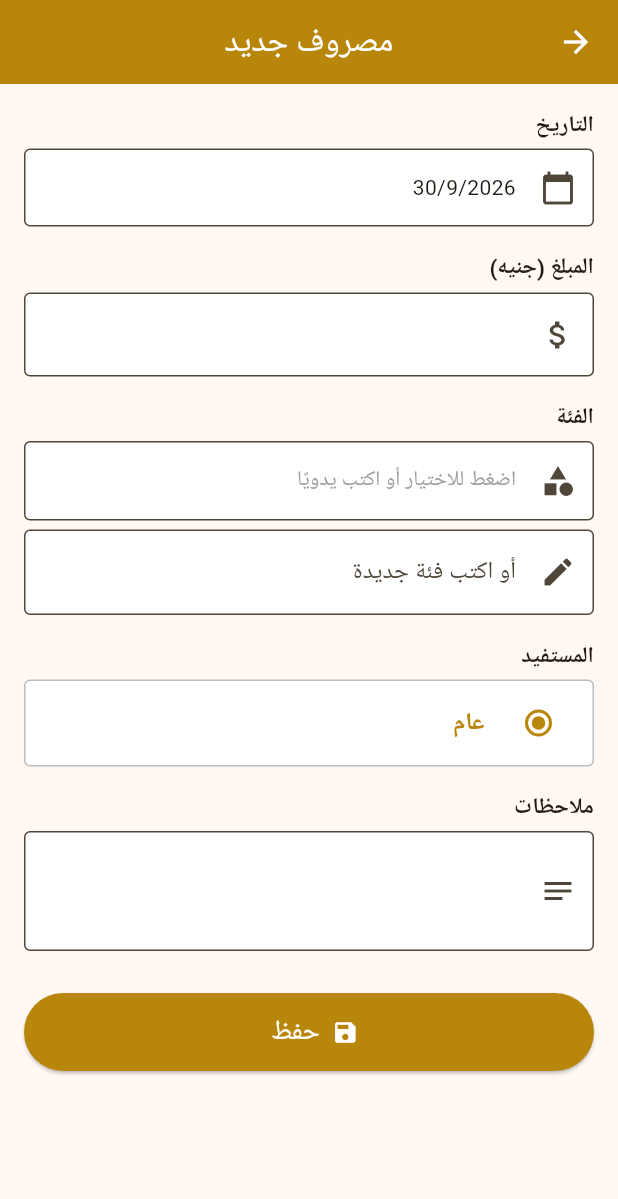
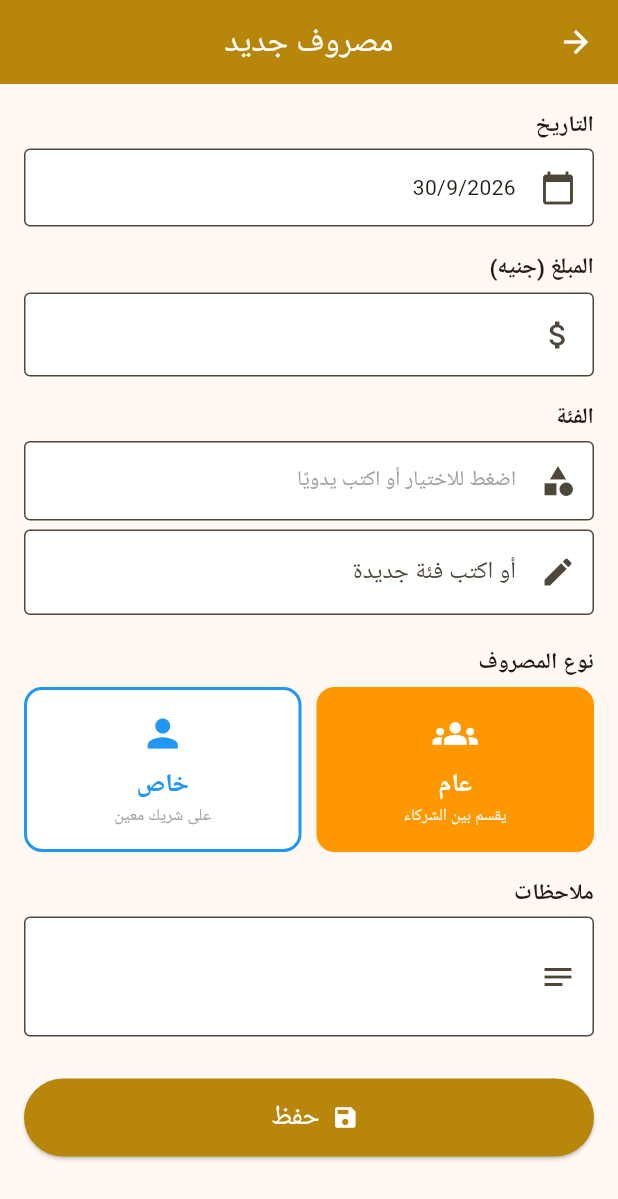
Before and after one commit to tajalsir2026-byte/fullter, a Flutter app: the AddExpensePage screen opened directly with empty values, on a phone screen of 412 x 824 dp. Shown: the top 1199 px of the screen. Run offline on Flutter 3.47's test engine with Material 3 defaults, Android fonts, the light colour scheme and no system bars; our stand-ins replace shared_preferences; accounts and stored records are empty.

Commit message:
Update main.dart

```diff
--- a/lib/main.dart
+++ b/lib/main.dart
@@ -209,7 +209,7 @@ class _PasswordScreenState extends State<PasswordScreen> {
   }
 }
 
-// ================ Main Page (with Dropdown) ================
+// ================ Main Page ================
 class MainPage extends StatefulWidget {
   const MainPage({super.key});
   @override
@@ -888,8 +888,7 @@ class ExpensesScreenState extends State<ExpensesScreen> {
     final pData = prefs.getString('partners_v1');
     if (pData != null) {
       final list = jsonDecode(pData) as List;
-      partners =
-          list.map((e) => Partner.fromJson(e).name).toList();
+      partners = list.map((e) => Partner.fromJson(e).name).toList();
     }
     setState(() => loading = false);
   }
@@ -1026,8 +1025,9 @@ class ExpensesScreenState extends State<ExpensesScreen> {
   static const double wDate = 100;
   static const double wAmount = 110;
   static const double wCategory = 130;
-  static const double wTarget = 120;
-  static const double wNotes = 200;
+  static const double wType = 90;
+  static const double wName = 110;
+  static const double wNotes = 170;
 
   Widget _cell(String t, double w,
       {Color color = Colors.black87,
@@ -1054,7 +1054,9 @@ class ExpensesScreenState extends State<ExpensesScreen> {
               color: Colors.white, weight: FontWeight.bold),
           _cell('الفئة', wCategory,
               color: Colors.white, weight: FontWeight.bold),
-          _cell('المستفيد', wTarget,
+          _cell('النوع', wType,
+              color: Colors.white, weight: FontWeight.bold),
+          _cell('الاسم', wName,
               color: Colors.white, weight: FontWeight.bold),
           _cell('ملاحظات', wNotes,
               color: Colors.white, weight: FontWeight.bold),
@@ -1063,15 +1065,18 @@ class ExpensesScreenState extends State<ExpensesScreen> {
 
   Widget _row(Expense e, int i) {
     final bg = i.isEven ? Colors.white : const Color(0xFFFFF8E1);
+    final isGen = e.isGeneral;
     return Row(children: [
       _cell(dateStr(e.date), wDate, bg: bg),
       _cell(fmtNum(e.amount), wAmount, bg: bg),
       _cell(e.category, wCategory, bg: bg),
-      _cell(e.target, wTarget,
+      _cell(isGen ? 'عام' : 'خاص', wType,
           bg: bg,
-          color: e.isGeneral
-              ? Colors.orange.shade800
-              : Colors.blue.shade800,
+          color: isGen ? Colors.orange.shade800 : Colors.blue.shade800,
+          weight: FontWeight.bold),
+      _cell(isGen ? '—' : e.target, wName,
+          bg: bg,
+          color: isGen ? Colors.black54 : Colors.blue.shade900,
           weight: FontWeight.bold),
       _cell(e.notes.isEmpty ? '—' : e.notes, wNotes, bg: bg),
     ]);
@@ -1084,9 +1089,10 @@ class ExpensesScreenState extends State<ExpensesScreen> {
               color: Colors.white, weight: FontWeight.bold),
           _cell(fmtNum(total), wAmount,
               color: Colors.amber, weight: FontWeight.bold),
-          _cell('عام: ${fmtNum(totalGeneral)}', wCategory,
+          _cell('', wCategory, color: Colors.white),
+          _cell('عام: ${fmtNum(totalGeneral)}', wType,
               color: Colors.orangeAccent, weight: FontWeight.bold),
-          _cell('', wTarget, color: Colors.white),
+          _cell('', wName, color: Colors.white),
           _cell('', wNotes, color: Colors.white),
         ]),
       );
@@ -1172,8 +1178,7 @@ class PartnersScreenState extends State<PartnersScreen> {
     }
   }
 
-  double get totalCapital =>
-      items.fold(0.0, (s, p) => s + p.capital);
+  double get totalCapital => items.fold(0.0, (s, p) => s + p.capital);
 
   @override
   Widget build(BuildContext context) {
@@ -1275,8 +1280,7 @@ class SettingsScreen extends StatelessWidget {
                 maxLength: 4,
                 inputFormatters: [FilteringTextInputFormatter.digitsOnly],
                 textAlign: TextAlign.center,
-                style:
-                    const TextStyle(fontSize: 22, letterSpacing: 8),
+                style: const TextStyle(fontSize: 22, letterSpacing: 8),
                 decoration: const InputDecoration(
                   hintText: 'الرقم الجديد',
                   counterText: '',
@@ -1291,8 +1295,7 @@ class SettingsScreen extends StatelessWidget {
                 maxLength: 4,
                 inputFormatters: [FilteringTextInputFormatter.digitsOnly],
                 textAlign: TextAlign.center,
-                style:
-                    const TextStyle(fontSize: 22, letterSpacing: 8),
+                style: const TextStyle(fontSize: 22, letterSpacing: 8),
                 decoration: const InputDecoration(
                   hintText: 'تأكيد الرقم',
                   counterText: '',
@@ -1365,7 +1368,7 @@ class SettingsScreen extends StatelessWidget {
           const Divider(),
           const Padding(
             padding: EdgeInsets.all(20),
-            child: Text('نسخة 2.0',
+            child: Text('نسخة 2.1',
                 textAlign: TextAlign.center,
                 style: TextStyle(color: Colors.grey, fontSize: 12)),
           ),
@@ -1811,7 +1814,7 @@ class _AddSalePageState extends State<AddSalePage> {
   }
 }
 
-// ================ Add Expense ================
+// ================ Add Expense (NEW) ================
 class AddExpensePage extends StatefulWidget {
   final Expense? existing;
   final List<String> partners;
@@ -1831,6 +1834,8 @@ class _AddExpensePageState extends State<AddExpensePage> {
     'كهرباء', 'إيجار', 'فطور', 'غداء', 'بيت',
     'صيانة', 'نقل', 'ضيافة', 'رواتب', 'أخرى',
   ];
+
+  bool get isPrivate => target != kGeneral;
 
   @override
   void initState() {
@@ -1901,6 +1906,18 @@ class _AddExpensePageState extends State<AddExpensePage> {
     }
   }
 
+  void _selectGeneral() {
+    setState(() => target = kGeneral);
+  }
+
+  void _selectPrivate() {
+    if (widget.partners.isEmpty) {
+      _msg('أضف شركاء أولًا من صفحة رأس المال');
+      return;
+    }
+    setState(() => target = widget.partners.first);
+  }
+
   void _save() {
     final amt = double.tryParse(amountCtrl.text.trim()) ?? 0;
     if (amt <= 0) {
@@ -1933,7 +1950,6 @@ class _AddExpensePageState extends State<AddExpensePage> {
   @override
   Widget build(BuildContext context) {
     final isEdit = widget.existing != null;
-    final allTargets = [kGeneral, ...widget.partners];
     return Scaffold(
       appBar: AppBar(
         title: Text(isEdit ? 'تعديل مصروف' : 'مصروف جديد'),
@@ -1988,35 +2004,68 @@ class _AddExpensePageState extends State<AddExpensePage> {
               prefixIcon: Icon(Icons.edit),
             ),
           ),
+          const SizedBox(height: 20),
+
+          // ===== نوع المصروف (جديد) =====
+          _label('نوع المصروف'),
+          Row(
+            children: [
+              Expanded(
+                child: _typeButton(
+                  label: 'عام',
+                  sublabel: 'يقسم بين الشركاء',
+                  icon: Icons.groups,
+                  color: Colors.orange,
+                  selected: !isPrivate,
+                  onTap: _selectGeneral,
+                ),
+              ),
+              const SizedBox(width: 10),
+              Expanded(
+                child: _typeButton(
+                  label: 'خاص',
+                  sublabel: 'على شريك معين',
+                  icon: Icons.person,
+                  color: Colors.blue,
+                  selected: isPrivate,
+                  onTap: _selectPrivate,
+                ),
+              ),
+            ],
+          ),
+
+          // ===== إذا خاص → عرض الشركاء =====
+          if (isPrivate) ...[
             const SizedBox(height: 16),
-          _label('المستفيد'),
+            _label('اختر الشريك'),
             Container(
               decoration: BoxDecoration(
                 color: Colors.white,
-              border: Border.all(color: Colors.grey.shade400),
-              borderRadius: BorderRadius.circular(4),
+                border: Border.all(color: Colors.blue.shade200),
+                borderRadius: BorderRadius.circular(8),
               ),
               child: Column(
-              children: allTargets.map((t) {
-                final selected = target == t;
+                children: widget.partners.map((p) {
+                  final sel = target == p;
                   return RadioListTile<String>(
-                  value: t,
+                    value: p,
                     groupValue: target,
                     onChanged: (v) => setState(() => target = v!),
                     title: Text(
-                    t,
+                      p,
                       style: TextStyle(
-                      fontWeight: selected
-                          ? FontWeight.bold
-                          : FontWeight.normal,
-                      color: selected ? kGold : Colors.black87,
-                    ),
-                  ),
-                  activeColor: kGold,
+                        fontWeight:
+                            sel ? FontWeight.bold : FontWeight.normal,
+                        color: sel ? Colors.blue.shade800 : Colors.black87,
+                      ),
+                    ),
+                    activeColor: Colors.blue,
                   );
                 }).toList(),
               ),
             ),
+          ],
+
           const SizedBox(height: 16),
           _label('ملاحظات'),
           TextField(
@@ -2037,6 +2086,53 @@ class _AddExpensePageState extends State<AddExpensePage> {
             ),
           ),
         ],
+      ),
+    );
+  }
+
+  Widget _typeButton({
+    required String label,
+    required String sublabel,
+    required IconData icon,
+    required Color color,
+    required bool selected,
+    required VoidCallback onTap,
+  }) {
+    return InkWell(
+      onTap: onTap,
+      borderRadius: BorderRadius.circular(12),
+      child: Container(
+        padding: const EdgeInsets.symmetric(vertical: 14, horizontal: 8),
+        decoration: BoxDecoration(
+          color: selected ? color : Colors.white,
+          border: Border.all(color: color, width: 2),
+          borderRadius: BorderRadius.circular(12),
+        ),
+        child: Column(
+          children: [
+            Icon(icon,
+                color: selected ? Colors.white : color, size: 30),
+            const SizedBox(height: 6),
+            Text(
+              label,
+              style: TextStyle(
+                color: selected ? Colors.white : color,
+                fontWeight: FontWeight.bold,
+                fontSize: 17,
+              ),
+            ),
+            const SizedBox(height: 2),
+            Text(
+              sublabel,
+              style: TextStyle(
+                color: selected
+                    ? Colors.white.withOpacity(0.9)
+                    : Colors.grey,
+                fontSize: 11,
+              ),
+            ),
+          ],
+        ),
       ),
     );
   }
```
Lines whose indentation alone changed are shown as unchanged.
